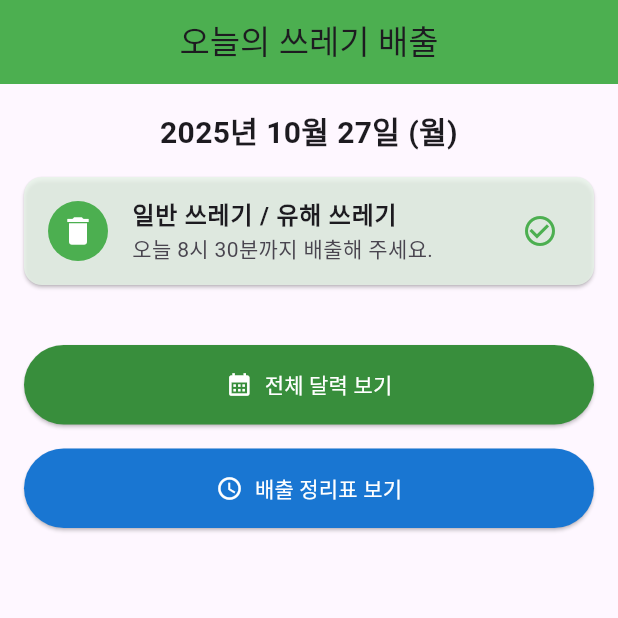
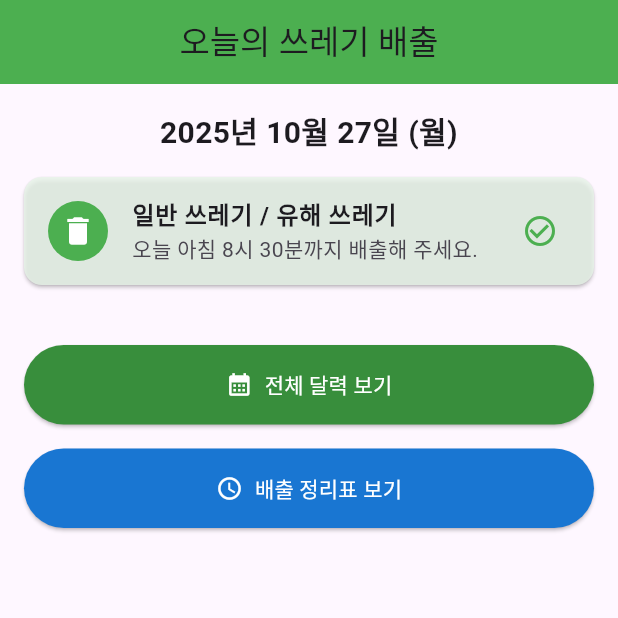
Before and after one commit to dnd0423/recycle-myhome, a Flutter app: the screen it shows after launch, on a phone screen of 412 x 824 dp, the top half of it. Run offline on Flutter 3.47's test engine with Material 3 defaults, Android fonts, the phone set to English and light mode, and no system bars; our stand-ins replace firebase_core, firebase_crashlytics, flutter_riverpod, table_calendar; accounts and stored records are empty.

Commit message:
쓰레기 배출 시간 문구 수정

```diff
--- a/lib/widgets/garbage_list_card..dart
+++ b/lib/widgets/garbage_list_card..dart
@@ -57,7 +57,7 @@ class GarbageListCard extends StatelessWidget {
           type,
           style: const TextStyle(fontWeight: FontWeight.bold),
         ),
-        subtitle: const Text('오늘 8시 30분까지 배출해 주세요.'),
+        subtitle: const Text('오늘 아침 8시 30분까지 배출해 주세요.'),
         trailing: const Icon(Icons.check_circle_outline, color: Colors.green),
       ),
     );
```
